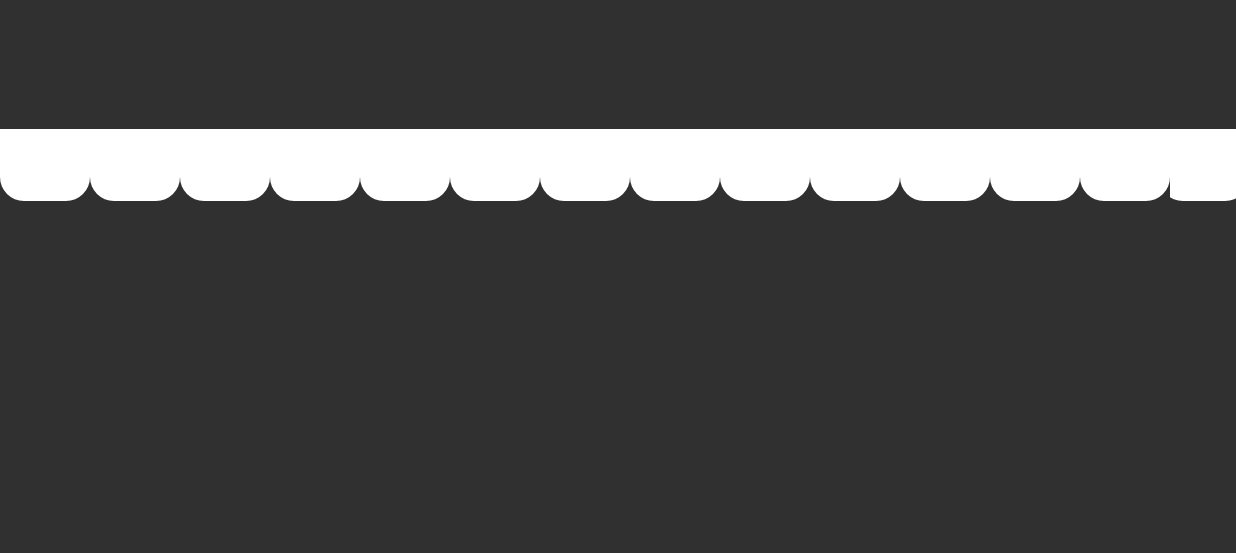
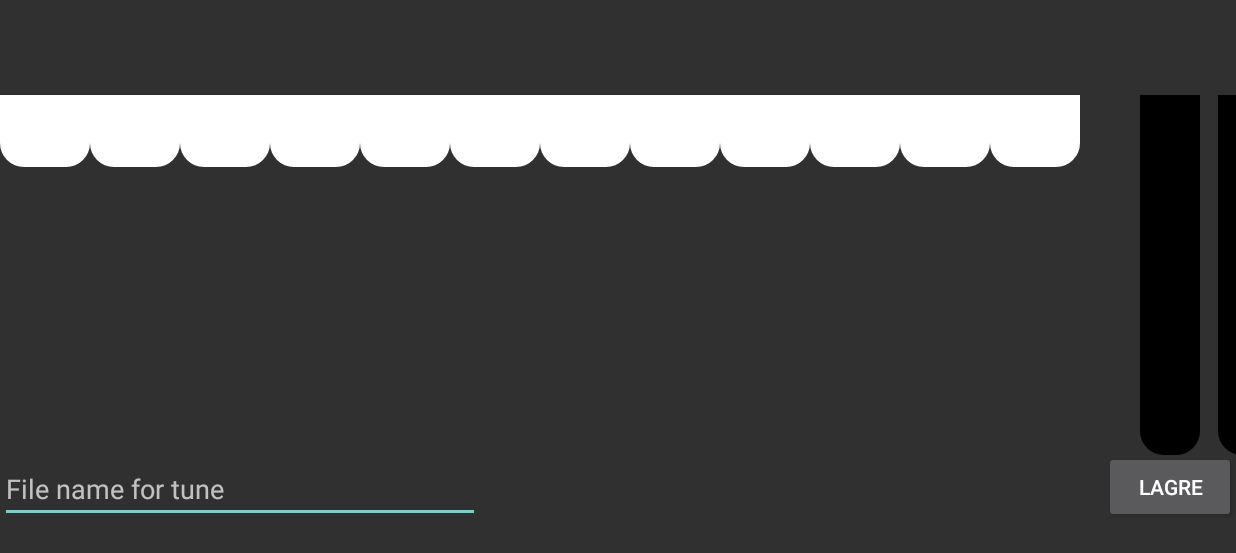
Before and after one commit to UiA-IKT-205/hakonMikaelsen, an Android app: the screen it shows after launch (MainActivity), on a phone screen of 824 x 412 dp (held sideways). Shown: the top 553 px of the screen. Run offline under Robolectric (Android 15) with nearby library versions, the phone set to English and light mode, and no system bars.

Commit message:
added base prosject from lecture code

```diff
--- a/Piano/app/src/main/java/com/example/angrypianonoises/PianoLayout.kt
+++ b/Piano/app/src/main/java/com/example/angrypianonoises/PianoLayout.kt
@@ -5,20 +5,24 @@ import androidx.fragment.app.Fragment
 import android.view.LayoutInflater
 import android.view.View
 import android.view.ViewGroup
+import com.example.angrypianonoises.data.Note
 import com.example.angrypianonoises.databinding.FragmentPianoBinding
 import kotlinx.android.synthetic.main.fragment_full_tone_piano_key.*
 import kotlinx.android.synthetic.main.fragment_full_tone_piano_key.view.*
 import kotlinx.android.synthetic.main.fragment_half_tone_piano_key.*
 import kotlinx.android.synthetic.main.fragment_half_tone_piano_key.view.*
 import kotlinx.android.synthetic.main.fragment_piano.view.*
+import java.io.File
+import java.io.FileOutputStream
 
 class PianoLayout : Fragment() {
 
     private var _binding:FragmentPianoBinding? = null
     private val binding get() = _binding!!
 
-    private val fullTones = listOf("C", "D", "E", "F", "G", "A", "B", "C2", "D2", "E2", "F2", "G2", "A2", "B2")
-    private val halfTones = listOf("C#", "D#", "F#", "G#", "A#", "C#2", "D#2", "F#2", "G#2", "A#2")
+    private val fullTones = listOf("C", "D", "E", "F", "G", "A", "B", "C2", "D2", "E2", "F2", "G2")
+    private val halfTones = listOf("C#", "D#", "F#", "G#", "A#", "C#2", "D#2", "F#2")
+    private val score:MutableList<Note> = mutableListOf<Note>() // Score == Noteark?
 
 
     override fun onCreate(savedInstanceState: Bundle?) {
@@ -36,12 +40,17 @@ class PianoLayout : Fragment() {
 
         fullTones.forEach { orgNoteValue ->
             val fullTonePianoKey = FullTonePianoKeyFragment.newInstance(orgNoteValue)
+            var startPlay:Long = 0
 
             fullTonePianoKey.onKeyDown = { note ->
+                startPlay = System.nanoTime()
                 println("Piano key down $note")
             }
 
-            fullTonePianoKey.onKeyUp = { note ->
+            fullTonePianoKey.onKeyUp = {
+                var endPlay = System.nanoTime()
+                val note = Note(it, startPlay, endPlay)
+                score.add(note)
                 println("Piano key up $note")
             }
 
@@ -67,6 +76,26 @@ class PianoLayout : Fragment() {
         }
 
         fragmentTransaction.commit()
+
+        view.saveScoreBt.setOnClickListener {
+            var fileName = view.fileNameTextEdit.text.toString()
+            val path = this.activity?.getExternalFilesDir(null)
+
+            if (score.count() > 0 && fileName.isNotEmpty() && path != null){
+                println(fileName)
+                fileName = "$fileName.musikk"
+                FileOutputStream(File(path, fileName), true).bufferedWriter().use { writer ->
+                    // bufferedWriter lever her, men stenger ned utenfor
+                    score.forEach{
+                        writer.write("${it.toString()}\n")
+                    }
+                }
+
+            } else {
+                /// TODO: What to do?
+            }
+        }
+
         return view
     }
 
--- a/Piano/app/src/main/java/com/example/angrypianonoises/data/Note.kt
+++ b/Piano/app/src/main/java/com/example/angrypianonoises/data/Note.kt
@@ -3,7 +3,6 @@ package com.example.angrypianonoises.data
 data class Note(val value:String, val start:Long, val end:Long){
 
     override fun toString(): String {
-        return "$value, $start, $end"
+        return "$value,$start,$end"
     }
-
 }
--- a/Piano/app/src/main/res/layout/fragment_piano.xml
+++ b/Piano/app/src/main/res/layout/fragment_piano.xml
@@ -13,6 +13,30 @@
         android:orientation="horizontal"
         app:layout_constraintTop_toTopOf="parent"
         app:layout_constraintStart_toStartOf="parent"
+        app:layout_constraintBottom_toTopOf="@+id/fileNameTextEdit"
+        />
+
+    <EditText
+        android:id="@+id/fileNameTextEdit"
+        android:layout_width="wrap_content"
+        android:layout_height="wrap_content"
+        android:layout_marginEnd="10dp"
+        android:layout_weight="1"
+        android:ems="15"
+        android:hint="@string/file_name_for_tune"
+        android:importantForAutofill="no"
+        android:inputType="text"
+        app:layout_constraintBottom_toBottomOf="parent"
+        app:layout_constraintStart_toStartOf="parent"
+        />
+
+    <Button
+        android:id="@+id/saveScoreBt"
+        android:layout_width="wrap_content"
+        android:layout_height="wrap_content"
+        android:text="@string/lagre"
+        app:layout_constraintEnd_toEndOf="parent"
+        app:layout_constraintBottom_toBottomOf="parent"
         />
 
 
--- a/Piano/app/src/main/res/values/strings.xml
+++ b/Piano/app/src/main/res/values/strings.xml
@@ -1,4 +1,7 @@
 <resources>
     <string name="app_name">AngryPianoNoises</string>
     <string name="hello_blank_fragment">Hello blank fragment</string>
+    <string name="file_name_for_tune">File name for tune</string>
+    <string name="lagre">Lagre</string>
+
 </resources>
```
